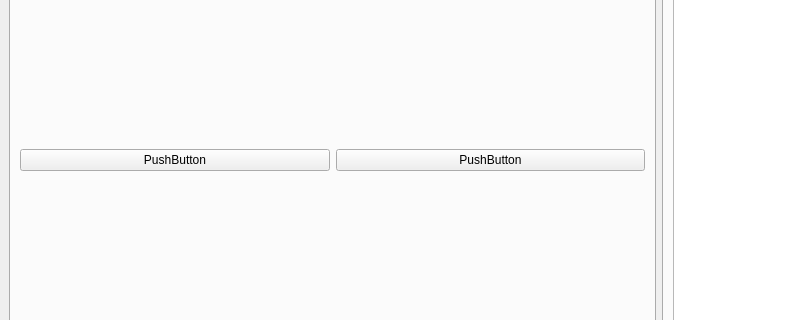
Old version of the form src/rosqt_gui/ui/main_window.ui in the repository AtoposTzb/catkin_ros_qtgui; both pictures show x 0 to 785 and y 265 to 585 of the 1108 by 829 pixel window.
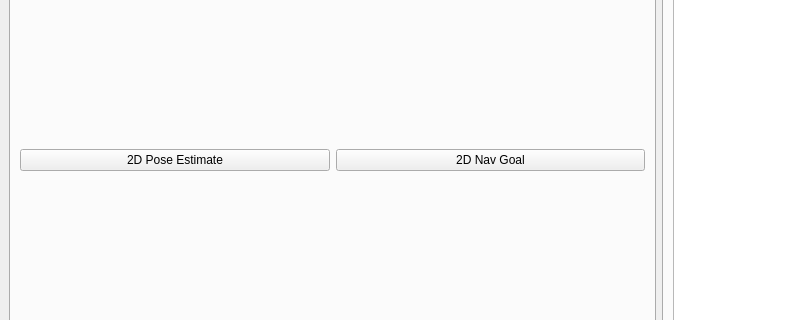
New version of the form. Icons and pictures are not drawn.

Diff of the .ui file:
```diff
--- a/src/rosqt_gui/ui/main_window.ui
+++ b/src/rosqt_gui/ui/main_window.ui
@@ -290,14 +290,22 @@
             <item>
              <widget class="QPushButton" name="pushButton">
               <property name="text">
-               <string>PushButton</string>
+               <string>2D Pose Estimate</string>
+              </property>
+              <property name="icon">
+               <iconset resource="../resources/images.qrc">
+                <normaloff>:/images/rviz_images/SetInitialPose.png</normaloff>:/images/rviz_images/SetInitialPose.png</iconset>
               </property>
              </widget>
             </item>
             <item>
              <widget class="QPushButton" name="pushButton_2">
               <property name="text">
-               <string>PushButton</string>
+               <string>2D Nav Goal</string>
+              </property>
+              <property name="icon">
+               <iconset resource="../resources/images.qrc">
+                <normaloff>:/images/rviz_images/SetGoal.png</normaloff>:/images/rviz_images/SetGoal.png</iconset>
               </property>
              </widget>
             </item>
```
Left out of the diff: 4 changed lines with no effect on the pictures.
